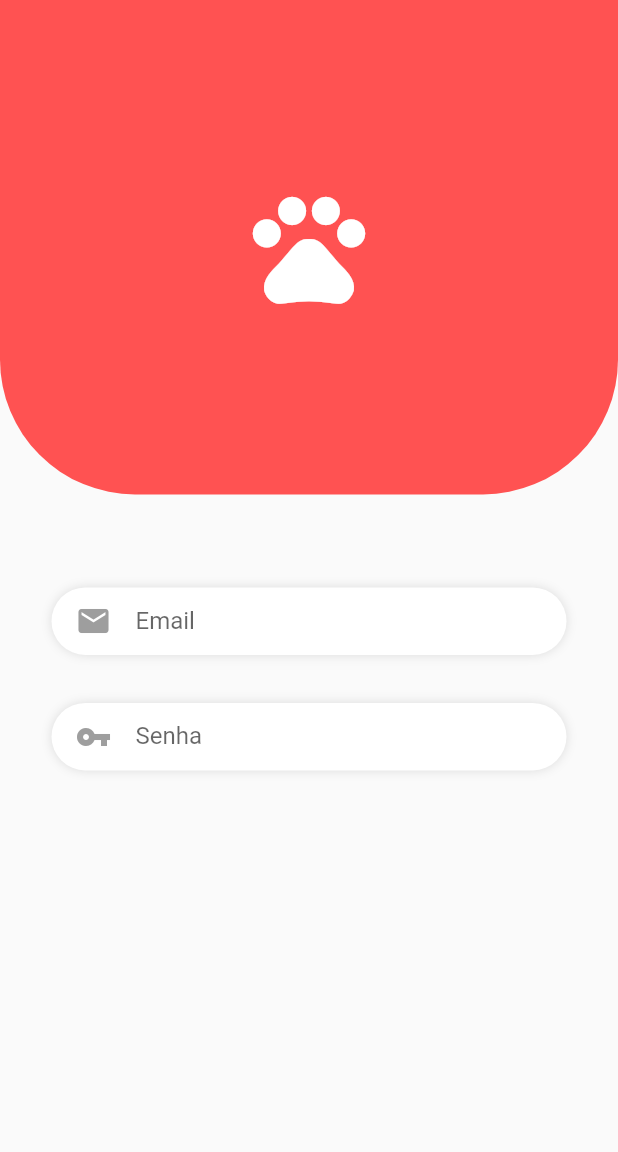
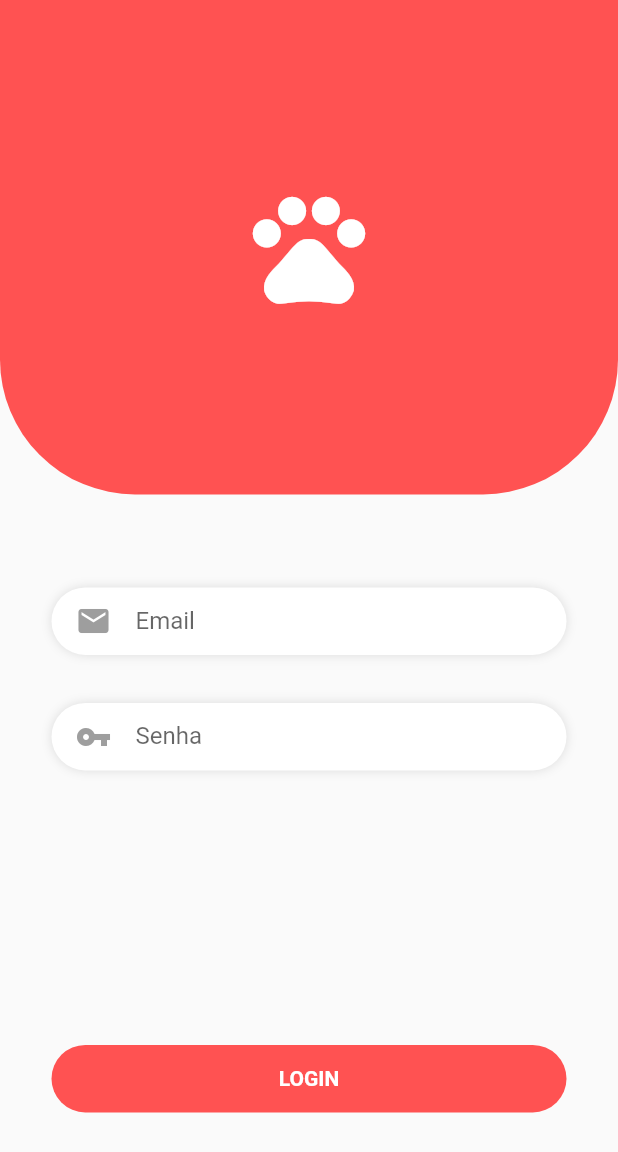
Before and after one commit to treinaweb/treinaweb-flutter-widgets, a Flutter app: the screen it shows after launch, on a phone screen of 412 x 824 dp. Shown: the top 1152 px of the screen. Run offline on Flutter 3.47's test engine with Material 2 defaults, Android fonts, the phone set to English and light mode, and no system bars.

Commit message:
09.02_Criando_Botao_Login

```diff
--- a/lib/screens/login_screen.dart
+++ b/lib/screens/login_screen.dart
@@ -1,4 +1,5 @@
 import 'package:flutter/material.dart';
+import 'package:lifepet_app/widgets/botao_animado.dart';
 
 class LoginScreen extends StatefulWidget {
   @override
@@ -103,7 +104,8 @@ class _LoginScreenState extends State<LoginScreen> {
                       ),
                     )
                   ],
-                )
+                ),
+                BotaoAnimado()
               ],
             )
           ],
--- /dev/null
+++ b/lib/widgets/botao_animado.dart
@@ -0,0 +1,28 @@
+import 'package:flutter/material.dart';
+
+class BotaoAnimado extends StatelessWidget {
+  @override
+  Widget build(BuildContext context) {
+    return InkWell(
+      onTap: () {
+        print("clicou");
+      },
+      child: Container(
+        height: 45,
+        width: MediaQuery.of(context).size.width / 1.2,
+        decoration: BoxDecoration(
+          color: Colors.redAccent,
+          borderRadius: BorderRadius.all(Radius.circular(50))
+        ),
+        child: Center(
+          child: Text('Login'.toUpperCase(),
+            style: TextStyle(
+              color: Colors.white,
+              fontWeight: FontWeight.bold
+            ),
+          ),
+        ),
+      ),
+    );
+  }
+}
```
